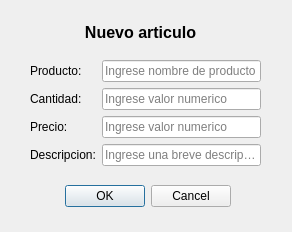
nvargas24/Sistema_medicion_de_rodamientos-SMR, file app_stock_qdesigner/agregar.ui: the form before one commit.
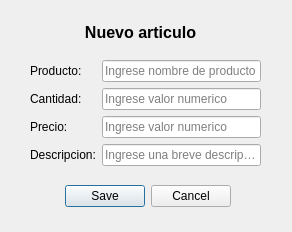
The form after the commit.

```diff
--- a/app_stock_qdesigner/agregar.ui
+++ b/app_stock_qdesigner/agregar.ui
@@ -49,10 +49,10 @@
     <enum>Qt::Horizontal</enum>
    </property>
    <property name="standardButtons">
-    <set>QDialogButtonBox::Cancel|QDialogButtonBox::Ok</set>
+    <set>QDialogButtonBox::Cancel|QDialogButtonBox::Save</set>
    </property>
   </widget>
-  <widget class="QWidget" name="">
+  <widget class="QWidget" name="layoutWidget">
    <property name="geometry">
     <rect>
      <x>30</x>
```
Left out of the diff: 26 changed lines with no effect on the pictures.
